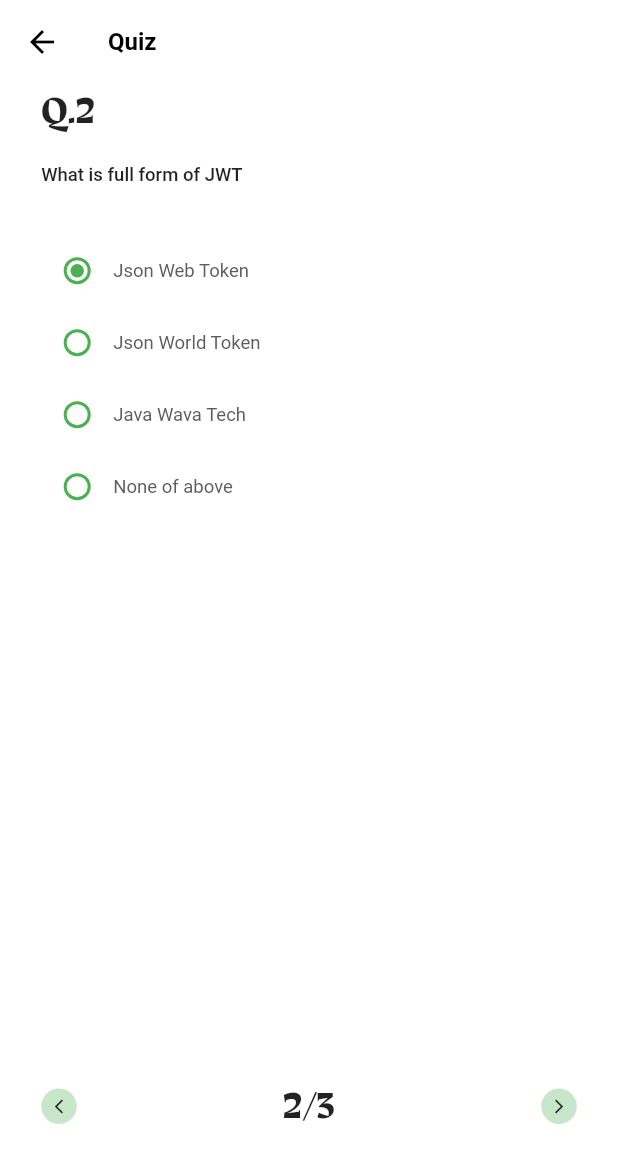
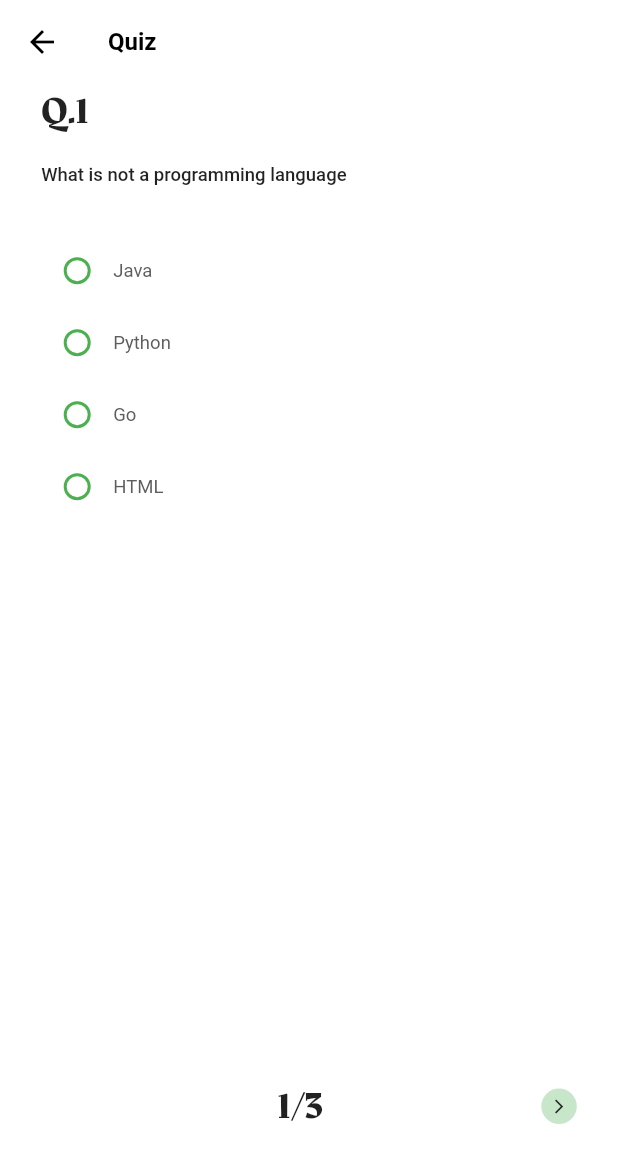
Before and after one commit to prajai1803/cyberking_capitals, a Flutter app: the QuizScreen screen opened by its route, after a tap on the "arrow forward ios" icon, on a phone screen of 412 x 824 dp. Shown: the top 1163 px of the screen. Run offline on Flutter 3.47's test engine with Material 3 defaults, Android fonts, the phone set to English and light mode, and no system bars; our stand-ins replace cached_network_image, chewie, dotted_border, firebase_auth, firebase_core, firebase_messaging and 12 more; accounts and stored records are empty.

Commit message:
quiz fixes

```diff
--- a/lib/app/modules/quiz/controller.dart
+++ b/lib/app/modules/quiz/controller.dart
@@ -5,7 +5,7 @@
 class QuizController extends GetxController {
   int curentPage = 0;
   late final PageController pageController;
-  late List<int> selectedAnswerList;
+  late List<int?> selectedAnswerList;
 
   int correctAnserCount = 0;
 
@@ -39,7 +39,7 @@
     isLoading = true;
     update();
     pageController = PageController(initialPage: 0);
-    selectedAnswerList = List.generate(dataList.length, (index) => 0);
+    selectedAnswerList = List.generate(dataList.length, (index) => null);
     isLoading = false;
     update();
     super.onInit();
@@ -75,7 +75,6 @@
     final correctAnswerList = dataList.map((e) => e['answer']).toList();
     int matchCount = 0;
 
-    // Iterate through both lists simultaneously
     for (int i = 0; i < correctAnswerList.length; i++) {
       if (correctAnswerList[i] == selectedAnswerList[i]) {
         matchCount++;
--- a/lib/app/modules/quiz/view.dart
+++ b/lib/app/modules/quiz/view.dart
@@ -1,6 +1,7 @@
 import 'package:cyberking_capitals/app/core/colors/app_color.dart';
 import 'package:cyberking_capitals/app/modules/quiz/controller.dart';
 import 'package:cyberking_capitals/app/modules/study_module/widgets/glow_button.dart';
+import 'package:cyberking_capitals/app/widgets/common_alerts.dart';
 import 'package:flutter/material.dart';
 import 'package:flutter_screenutil/flutter_screenutil.dart';
 import 'package:get/get.dart';
@@ -90,31 +91,48 @@
                     Row(
                       mainAxisAlignment: MainAxisAlignment.spaceBetween,
                       children: [
+                        // previous button
+                        // InkWell(
+                        //   onTap: () {
+                        //     _controller.previousPage();
+                        //   },
+                        //   child: Container(
+                        //     padding: EdgeInsets.all(6.r),
+                        //     decoration: BoxDecoration(
+                        //       color: _controller.getCurrentPage() == 0
+                        //           ? Colors.grey[400]
+                        //           : Colors.green[100],
+                        //       shape: BoxShape.circle,
+                        //     ),
+                        //     child: Icon(
+                        //       Icons.arrow_back_ios_new_outlined,
+                        //       size: 11.h,
+                        //     ),
+                        //   ),
+                        // ),
                         InkWell(
                           onTap: () {
                             _controller.previousPage();
                           },
                           child: Container(
                             padding: EdgeInsets.all(6.r),
-                            decoration: BoxDecoration(
-                              color: _controller.getCurrentPage() == 0
-                                  ? Colors.grey[400]
-                                  : Colors.green[100],
-                              shape: BoxShape.circle,
-                            ),
-                            child: Icon(
-                              Icons.arrow_back_ios_new_outlined,
-                              size: 11.h,
-                            ),
                           ),
                         ),
+
                         _controller.getCurrentPage() ==
                                 _controller.dataList.length - 1
                             ? GlowButton(
                                 text: "Submit",
                                 color: AppColors.secondary,
                                 onTap: () {
-                                  _controller.submit();
+                                  if (_controller.selectedAnswerList[
+                                          _controller.getCurrentPage()] ==
+                                      null) {
+                                    CommonAlerts.showErrorSnack(
+                                        message: "Please select any options");
+                                  } else {
+                                    _controller.submit();
+                                  }
                                 },
                               )
                             : Text(
@@ -129,7 +147,14 @@
                             ? Container()
                             : InkWell(
                                 onTap: () {
-                                  _controller.nextPage();
+                                  if (_controller.selectedAnswerList[
+                                          _controller.getCurrentPage()] ==
+                                      null) {
+                                    CommonAlerts.showErrorSnack(
+                                        message: "Please select any options");
+                                  } else {
+                                    _controller.nextPage();
+                                  }
                                 },
                                 child: Container(
                                   padding: EdgeInsets.all(6.r),
```
Also changed, not shown: lib/app/modules/quiz/view/quiz_result.dart (+12 -1 lines), 1 other file.
